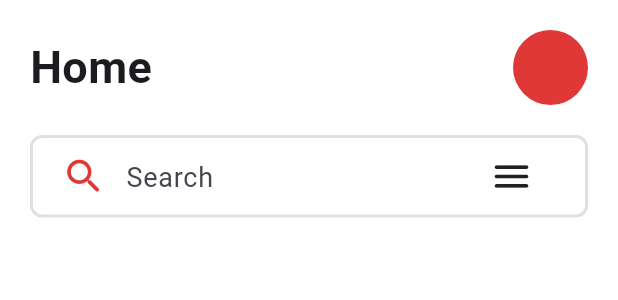
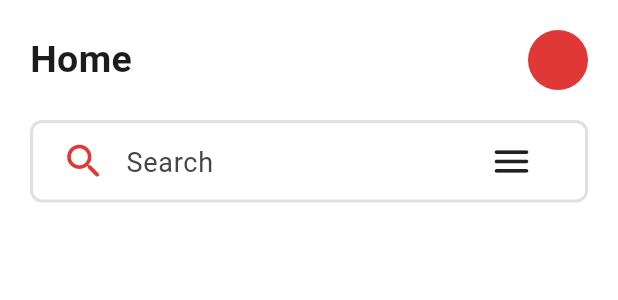
Before and after one commit to jaishree29/digital_canteen, a Flutter app: the MyAppBar widget shown alone on an empty page, opened directly, on a phone screen of 412 x 824 dp. Shown: the top 300 px of the screen. Run offline on Flutter 3.47's test engine with Material 3 defaults, Android fonts, the phone set to English and light mode, and no system bars; our stand-ins replace carousel_slider, cloud_firestore, firebase_auth, firebase_core, google_sign_in, shared_preferences; missing offline and left inert: image_card; accounts and stored records are empty; network calls fail.

Commit message:
Improved Functions

```diff
--- a/lib/widgets/app_bar.dart
+++ b/lib/widgets/app_bar.dart
@@ -25,19 +25,19 @@ class MyAppBar extends StatelessWidget implements PreferredSizeWidget {
           padding: const EdgeInsets.all(20.0),
           child: Column(
             children: [
-              const Row(
+              Row(
                 mainAxisAlignment: MainAxisAlignment.spaceBetween,
                 children: [
                   Text(
-                    'Home',
-                    style: TextStyle(
-                      fontSize: 30,
+                    text,
+                    style: const TextStyle(
+                      fontSize: 25,
                       fontWeight: FontWeight.bold,
                     ),
                   ),
-                  CircleAvatar(
+                  const CircleAvatar(
                     backgroundColor: NColors.primary,
-                    radius: 25,
+                    radius: 20,
                   ),
                 ],
               ),
```
Also changed, not shown: lib/controllers/food_controller.dart (added, +34 -0 lines), lib/food.dart (added, +64 -0 lines), lib/models/menu_model.dart (+28 -3 lines), lib/utils/helpers/filter_by_category.dart (added, +25 -0 lines), assets/images/placeholder.png (added).
